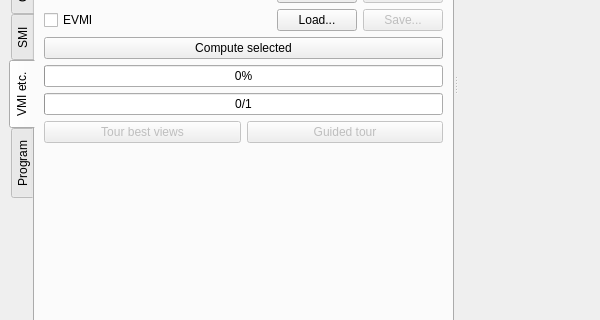
Old version of the form starviewer/src/extensions/playground/experimental3d/qexperimental3dextensionbase.ui in the repository starviewer-medical/starviewer; both pictures show x 0 to 600 and y 243 to 563 of the 600 by 654 pixel window.
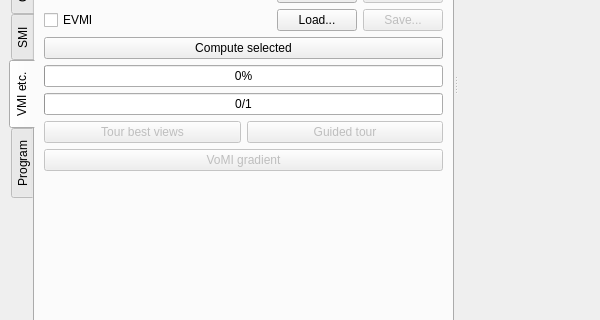
New version of the form. The open tabs and pages were chosen to show the change. Custom widgets are drawn as their Qt base class.

```diff
--- a/starviewer/src/extensions/playground/experimental3d/qexperimental3dextensionbase.ui
+++ b/starviewer/src/extensions/playground/experimental3d/qexperimental3dextensionbase.ui
@@ -1488,6 +1488,16 @@
           </item>
          </layout>
         </item>
+        <item>
+         <widget class="QPushButton" name="m_vomiGradientPushButton" >
+          <property name="enabled" >
+           <bool>false</bool>
+          </property>
+          <property name="text" >
+           <string>VoMI gradient</string>
+          </property>
+         </widget>
+        </item>
         <item>
          <spacer name="verticalSpacer_2" >
           <property name="orientation" >
```
